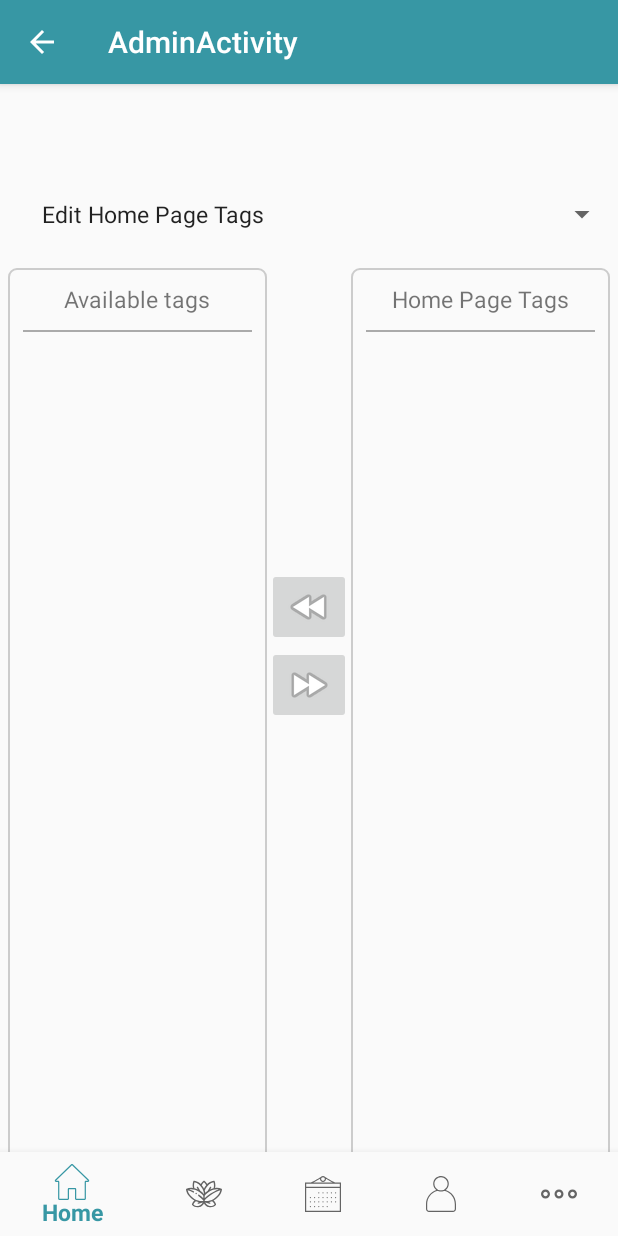
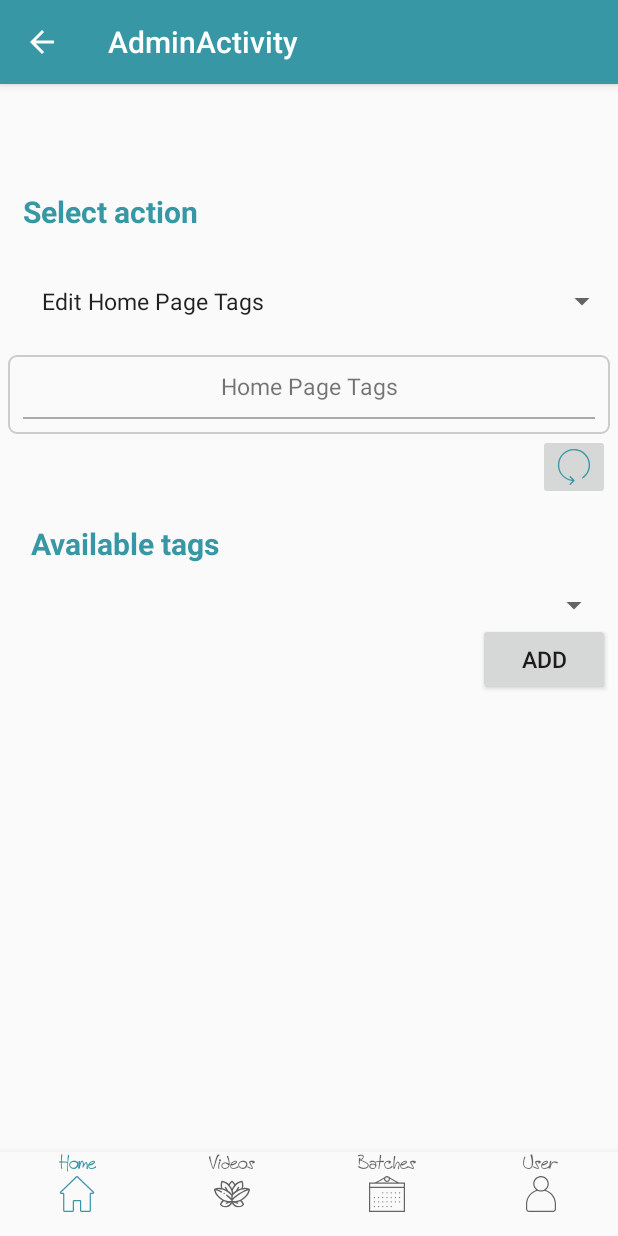
Before and after one commit to LavnokLabs/Yuj, an Android app: the AdminActivity screen opened directly, with no data from a screen before it, on a phone screen of 412 x 824 dp. Run offline under Robolectric (Android 15) with nearby library versions, the phone set to English and light mode, and no system bars; our stand-ins replace Firebase (no records; nobody signed in at launch, a user with empty details on screens opened directly), navigation-ui; 3 statements that could not run were skipped.

Commit message:
bottom nav menu changes

```diff
--- a/app/build.gradle
+++ b/app/build.gradle
@@ -35,6 +35,6 @@ dependencies {
     androidTestImplementation 'androidx.test.espresso:espresso-core:3.2.0'
     implementation 'com.google.firebase:firebase-auth:19.3.1'
     implementation 'com.google.firebase:firebase-database:19.3.0'
-    compile files('libs/YouTubeAndroidPlayerApi.jar')
+    implementation files('libs/YouTubeAndroidPlayerApi.jar')
     implementation 'com.hbb20:ccp:2.4.0'
 }
--- a/app/src/main/java/com/lavnok/yuj/AdminActivity.java
+++ b/app/src/main/java/com/lavnok/yuj/AdminActivity.java
@@ -7,6 +7,10 @@ import com.lavnok.yuj.ui.admin.AddVideosFragment;
 
 import androidx.appcompat.app.AppCompatActivity;
 import androidx.fragment.app.FragmentTransaction;
+import androidx.navigation.NavController;
+import androidx.navigation.Navigation;
+import androidx.navigation.ui.AppBarConfiguration;
+import androidx.navigation.ui.NavigationUI;
 
 import android.view.View;
 import android.widget.AdapterView;
@@ -18,12 +22,22 @@ public class AdminActivity extends AppCompatActivity {
     String AdminConfigEnum[] = {"Edit Home Page Tags", "Upload Video", "Remove Video", "Start a batch", "Modify batch"};
     Spinner spin;
 
+
     @Override
     protected void onCreate(Bundle savedInstanceState) {
         super.onCreate(savedInstanceState);
         setContentView(R.layout.activity_admin);
 
         BottomNavigationView navView = findViewById(R.id.nav_view);
+        // Passing each menu ID as a set of Ids because each
+        // menu should be considered as top level destinations.
+        AppBarConfiguration appBarConfiguration = new AppBarConfiguration.Builder(
+                R.id.navigation_home, R.id.navigation_videos, R.id.navigation_batches,R.id.navigation_user)
+                .build();
+        NavController navController = Navigation.findNavController(this, R.id.nav_host_fragment);
+        NavigationUI.setupActionBarWithNavController(this, navController, appBarConfiguration);
+        NavigationUI.setupWithNavController(navView, navController);
+
 
         spin = (Spinner) findViewById(R.id.spinner);
 
--- a/app/src/main/java/com/lavnok/yuj/EditHomePageTagsFragment.java
+++ b/app/src/main/java/com/lavnok/yuj/EditHomePageTagsFragment.java
@@ -12,6 +12,10 @@ import android.util.Log;
 import android.view.LayoutInflater;
 import android.view.View;
 import android.view.ViewGroup;
+import android.widget.AdapterView;
+import android.widget.ArrayAdapter;
+import android.widget.Button;
+import android.widget.Spinner;
 import android.widget.Toast;
 
 import com.google.firebase.database.DataSnapshot;
@@ -23,7 +27,9 @@ import com.lavnok.yuj.utils.MyRecyclerViewAdapter;
 
 import java.util.ArrayList;
 import java.util.Arrays;
+import java.util.HashMap;
 import java.util.List;
+import java.util.Map;
 
 
 /**
@@ -32,7 +38,8 @@ import java.util.List;
 public class EditHomePageTagsFragment extends Fragment {
     final String TAG = "com.lavnok.yuj-Logger";
     final FirebaseDatabase database = FirebaseDatabase.getInstance();
-//    LinearLayout llleft, llright;
+
+    //    LinearLayout llleft, llright;
     String tagsFromDB;
     String homeTagsFromDB;
     List<String> tagsList;
@@ -40,8 +47,10 @@ public class EditHomePageTagsFragment extends Fragment {
     ArrayList<String> selectedTagsToAdd;
     DatabaseReference ref;
     Context context;
-    RecyclerView leftRRV,rightRRV;
-
+    RecyclerView rightRRV;
+    Spinner spinTags;
+    String tagToAdd;
+    Button butAddToHome;
 
     @Override
     public View onCreateView(LayoutInflater inflater, ViewGroup container,
@@ -51,37 +60,61 @@ public class EditHomePageTagsFragment extends Fragment {
 
         //region Initialize ui elements
         context = getActivity().getApplicationContext();
-//        llleft = root.findViewById(R.id.llleft);
-//        llright = root.findViewById(R.id.llright);
-
+        spinTags = root.findViewById(R.id.spinTags);
+        butAddToHome = root.findViewById(R.id.buttAddTags);
         //endregion
 
-        ArrayList<String> animalNames = new ArrayList<>();
-        animalNames.add("Horse");
-        animalNames.add("Cow");
-        animalNames.add("Camel");
-        animalNames.add("Sheep");
-        animalNames.add("Goat");
+        ref = database.getReference("/tags");
+        // set up the RecyclerView
+        rightRRV = root.findViewById(R.id.rightRRV);
+        rightRRV.setLayoutManager(new LinearLayoutManager(getActivity().getApplicationContext()));
 
-        // set up the RecyclerView
-        leftRRV = root.findViewById(R.id.leftrrv);
-        leftRRV.setLayoutManager(new LinearLayoutManager(getActivity().getApplicationContext()));
-        rightRRV=root.findViewById(R.id.rightRRV);
-        rightRRV.setLayoutManager(new LinearLayoutManager(getActivity().getApplicationContext()));
+        butAddToHome.setOnClickListener(new View.OnClickListener() {
+            @Override
+            public void onClick(View v) {
+        updateHomePageTags();
+            }
+        });
+
+        spinTags.setOnItemSelectedListener(new AdapterView.OnItemSelectedListener() {
+            @Override
+            public void onItemSelected(AdapterView<?> parent, View view, int position, long id) {
+                Log.d(TAG,"Position"+position+" tagsList.get"+tagsList.get(position));
+                tagToAdd = tagsList.get(position);
+            }
+
+            @Override
+            public void onNothingSelected(AdapterView<?> parent) {
+
+            }
+        });
 
         generateLayout();
         return root;
     }
 
-
-
-
-
-
+    public void updateHomePageTags(){
+        if(tagToAdd==null)
+            Toast.makeText(context, "Unable to add tag. null", Toast.LENGTH_SHORT).show();
+        else
+        {
+            try {
+                if(homeTagsFromDB!=null)
+                    tagToAdd=homeTagsFromDB+","+tagToAdd;
+                ref.child("hometag").child("value").setValue(tagToAdd);
+                Log.d(TAG, "Video successfully added to DB");
+                generateLayout();
+                Toast.makeText(getActivity().getApplicationContext(), "Upload successful.", Toast.LENGTH_SHORT).show();
+            } catch (Exception e) {
+                e.printStackTrace();
+                Toast.makeText(getActivity().getApplicationContext(), "Unable to upload videos.", Toast.LENGTH_SHORT).show();
+            }
+        }
+    }
 
     public void generateLayout() {
 
-        ref = database.getReference("/tags");
+
 
         ref.addListenerForSingleValueEvent(new ValueEventListener() {
             @Override
@@ -93,22 +126,17 @@ public class EditHomePageTagsFragment extends Fragment {
                         tagsFromDB = dataSnapshot.child("tag").child("value").getValue(String.class);
                         tagsList = Arrays.asList(tagsFromDB.split(","));
 
-                        MyRecyclerViewAdapter adapter;
-                        adapter = new MyRecyclerViewAdapter(getActivity().getApplicationContext(), tagsList);
-                        adapter.setClickListener(new MyRecyclerViewAdapter.ItemClickListener() {
-                            @Override
-                            public void onItemClick(View view, int position) {
-                                Toast.makeText(getActivity().getApplicationContext(), "Yo", Toast.LENGTH_SHORT).show();
+                        ArrayAdapter aa = new ArrayAdapter(getActivity().getApplicationContext(), android.R.layout.simple_spinner_item, tagsList);
+                        aa.setDropDownViewResource(android.R.layout.simple_spinner_dropdown_item);
+                        //Setting the ArrayAdapter data on the Spinner
+                        spinTags.setAdapter(aa);
 
-                            }
-                        });
-                        leftRRV.setAdapter(adapter);
 
                     } else {
                         Toast.makeText(getActivity().getApplicationContext(), "No tags found", Toast.LENGTH_SHORT).show();
                     }
                     if (dataSnapshot.hasChild("hometag/value")) {
-                        homeTagsFromDB = dataSnapshot.child("tag").child("value").getValue(String.class);
+                        homeTagsFromDB = dataSnapshot.child("hometag").child("value").getValue(String.class);
                         homeTagsList = Arrays.asList(homeTagsFromDB.split(","));
 
                         MyRecyclerViewAdapter adapter1;
--- a/app/src/main/java/com/lavnok/yuj/MainActivity.java
+++ b/app/src/main/java/com/lavnok/yuj/MainActivity.java
@@ -20,7 +20,7 @@ public class MainActivity extends AppCompatActivity {
         // Passing each menu ID as a set of Ids because each
         // menu should be considered as top level destinations.
         AppBarConfiguration appBarConfiguration = new AppBarConfiguration.Builder(
-                R.id.navigation_home, R.id.navigation_videos, R.id.navigation_batches,R.id.navigation_user,R.id.navigation_more)
+                R.id.navigation_home, R.id.navigation_videos, R.id.navigation_batches,R.id.navigation_user)
                 .build();
         NavController navController = Navigation.findNavController(this, R.id.nav_host_fragment);
         NavigationUI.setupActionBarWithNavController(this, navController, appBarConfiguration);
--- a/app/src/main/java/com/lavnok/yuj/data/User.java
+++ b/app/src/main/java/com/lavnok/yuj/data/User.java
@@ -5,6 +5,9 @@ import java.util.Map;
 
 public class User {
 
+    public String userId;
+    public String email;
+    boolean isInstructor;
     public String displayName;
     public int age;
     public String medicalHistory;
--- a/app/src/main/java/com/lavnok/yuj/utils/MyRecyclerViewAdapter.java
+++ b/app/src/main/java/com/lavnok/yuj/utils/MyRecyclerViewAdapter.java
@@ -51,7 +51,7 @@ public class MyRecyclerViewAdapter extends RecyclerView.Adapter<MyRecyclerViewAd
 
         ViewHolder(View itemView) {
             super(itemView);
-            myTextView = itemView.findViewById(R.id.tvAnimalName);
+            myTextView = itemView.findViewById(R.id.tvSpinItem);
             itemView.setOnClickListener(this);
         }
 
--- /dev/null
+++ b/app/src/main/res/drawable/ic_027_circular_arrow.xml
@@ -0,0 +1,9 @@
+<vector xmlns:android="http://schemas.android.com/apk/res/android"
+    android:width="24dp"
+    android:height="24dp"
+    android:viewportWidth="429.354"
+    android:viewportHeight="429.354">
+  <path
+      android:fillColor="#3797a4"
+      android:pathData="M372.53,82.843C336.673,30.958 277.621,-0.009 214.55,0C108.512,0.115 22.644,86.17 22.759,192.208c0.107,98.751 75.105,181.317 173.392,190.888L163.638,415.6c-3.178,3.07 -3.266,8.134 -0.196,11.312c3.07,3.178 8.134,3.266 11.312,0.196c0.067,-0.064 0.132,-0.13 0.196,-0.196l45.248,-45.248c0.747,-0.745 1.337,-1.632 1.736,-2.608c0.809,-1.957 0.809,-4.155 0,-6.112c-0.399,-0.976 -0.989,-1.863 -1.736,-2.608l-45.248,-45.248c-3.178,-3.07 -8.243,-2.982 -11.312,0.196c-2.994,3.1 -2.994,8.015 0,11.116l30.4,30.4C97.56,355.44 28.559,268.019 39.919,171.541S138.7,6.061 235.178,17.422s165.48,98.781 154.119,195.259c-5.908,50.177 -33.107,95.39 -74.667,124.119c-3.691,2.428 -4.714,7.389 -2.286,11.08c2.429,3.691 7.389,4.714 11.08,2.286c0.105,-0.069 0.208,-0.141 0.31,-0.214C410.969,289.666 432.815,170.078 372.53,82.843z"/>
+</vector>
--- a/app/src/main/res/layout/activity_admin.xml
+++ b/app/src/main/res/layout/activity_admin.xml
@@ -12,30 +12,32 @@
         android:layout_width="match_parent"
         android:layout_height="match_parent"
         android:orientation="vertical">
+
+        <TextView
+            style="@style/TextviewStyle"
+            android:layout_width="wrap_content"
+            android:layout_height="wrap_content"
+            android:text="Select action" />
+
         <Spinner
             android:id="@+id/spinner"
             android:layout_width="match_parent"
             android:layout_height="wrap_content"
+            android:padding="20dp"
             app:layout_constraintBottom_toTopOf="@id/nav_view"
             app:layout_constraintLeft_toLeftOf="parent"
             app:layout_constraintRight_toRightOf="parent"
-            app:layout_constraintTop_toBottomOf="parent"
-            android:padding="20dp" />
+            app:layout_constraintTop_toBottomOf="parent" />
 
         <LinearLayout
             android:id="@+id/fragmentLayout"
             android:layout_width="match_parent"
             android:layout_height="match_parent"
             android:layout_weight="1"
-            app:layout_behavior="@string/appbar_scrolling_view_behavior"
-            android:orientation="vertical" />
+            android:orientation="vertical"
+            app:layout_behavior="@string/appbar_scrolling_view_behavior" />
 
     </LinearLayout>
-
-
-
-
-
 
 
     <com.google.android.material.bottomnavigation.BottomNavigationView
@@ -44,12 +46,15 @@
         android:layout_height="wrap_content"
         android:layout_marginStart="0dp"
         android:layout_marginEnd="0dp"
-
         android:background="?android:attr/windowBackground"
         app:layout_constraintBottom_toBottomOf="parent"
+        android:theme="@style/Widget.BottomNavigationView"
         app:layout_constraintLeft_toLeftOf="parent"
         app:layout_constraintRight_toRightOf="parent"
-        app:menu="@menu/bottom_nav_menu" />
+        app:menu="@menu/bottom_nav_menu"
+        app:labelVisibilityMode="labeled"/>
+
+
 
 
 </androidx.constraintlayout.widget.ConstraintLayout>
--- a/app/src/main/res/layout/fragment_edithomepagetags.xml
+++ b/app/src/main/res/layout/fragment_edithomepagetags.xml
@@ -10,64 +10,9 @@
     <!-- TODO: Update blank fragment layout -->
     <LinearLayout
         android:layout_width="match_parent"
-        android:layout_height="match_parent"
-        android:orientation="horizontal">
+        android:layout_height="wrap_content"
+        android:orientation="vertical">
 
-        <LinearLayout
-            android:layout_width="match_parent"
-            android:layout_height="match_parent"
-            android:layout_weight="1"
-            android:background="@drawable/customborder"
-            android:orientation="vertical">
-
-            <ScrollView
-                android:layout_width="match_parent"
-                android:layout_height="match_parent">
-
-                <LinearLayout
-                    android:id="@+id/llleft"
-                    android:layout_width="match_parent"
-                    android:layout_height="wrap_content"
-                    android:orientation="vertical">
-
-                    <TextView
-                        android:layout_width="match_parent"
-                        android:layout_height="wrap_content"
-                        android:text="Available tags"
-                        android:textAlignment="center" />
-                    <View
-                        android:layout_width="match_parent"
-                        android:layout_height="1dp"
-                        android:layout_marginTop="10dp"
-                        android:background="@android:color/darker_gray"/>
-                    <androidx.recyclerview.widget.RecyclerView
-                        android:id="@+id/leftrrv"
-                        android:layout_width="match_parent"
-                        android:layout_height="match_parent" />
-
-                </LinearLayout>
-            </ScrollView>
-        </LinearLayout>
-
-        <LinearLayout
-            android:layout_width="wrap_content"
-            android:layout_height="match_parent"
-            android:orientation="vertical"
-            android:layout_marginTop="200dp">
-
-            <ImageButton
-                android:id="@+id/imageButton2"
-                android:layout_width="wrap_content"
-                android:layout_height="wrap_content"
-                android:src="@android:drawable/ic_media_rew" />
-
-            <ImageButton
-                android:id="@+id/imageButton"
-                android:layout_width="wrap_content"
-                android:layout_height="wrap_content"
-                android:src="@android:drawable/ic_media_ff" />
-
-        </LinearLayout>
 
         <LinearLayout
             android:layout_width="match_parent"
@@ -100,9 +45,39 @@
                         android:id="@+id/rightRRV"
                         android:layout_width="match_parent"
                         android:layout_height="match_parent" />
+
+
                 </LinearLayout>
             </ScrollView>
         </LinearLayout>
+        <ImageButton
+            android:id="@+id/imRefresh"
+            android:layout_width="wrap_content"
+            android:layout_height="wrap_content"
+            android:src="@drawable/ic_027_circular_arrow"
+            android:layout_gravity="right"
+            android:autofillHints="Refresh" />
+<LinearLayout
+    android:layout_width="match_parent"
+    android:layout_height="wrap_content"
+    android:orientation="vertical">
+    <TextView
+        android:layout_width="wrap_content"
+        android:layout_height="wrap_content"
+        android:text="Available tags"
+        style="@style/TextviewStyle"/>
+        <Spinner
+            android:id="@+id/spinTags"
+            android:layout_width="match_parent"
+            android:layout_height="wrap_content" />
+    <Button
+        android:id="@+id/buttAddTags"
+        android:layout_width="wrap_content"
+        android:layout_height="wrap_content"
+        android:text="Add"
+        android:layout_gravity="right"/>
+</LinearLayout>
+
 
     </LinearLayout>
 </FrameLayout>
--- a/app/src/main/res/menu/bottom_nav_menu.xml
+++ b/app/src/main/res/menu/bottom_nav_menu.xml
@@ -21,9 +21,4 @@
         android:icon="@drawable/ic_user"
         android:title="@string/title_user" />
 
-    <item
-        android:id="@+id/navigation_more"
-        android:icon="@drawable/ic_more"
-        android:title="@string/title_more" />
-
 </menu>
```
Also changed, not shown: app/src/main/res/layout/fragment_home.xml (+9 -17 lines), app/src/main/res/layout/recyclerview_row.xml (+3 -4 lines), app/src/main/res/navigation/mobile_navigation.xml (+1 -6 lines), app/src/main/res/drawable/banner1.png (added).
